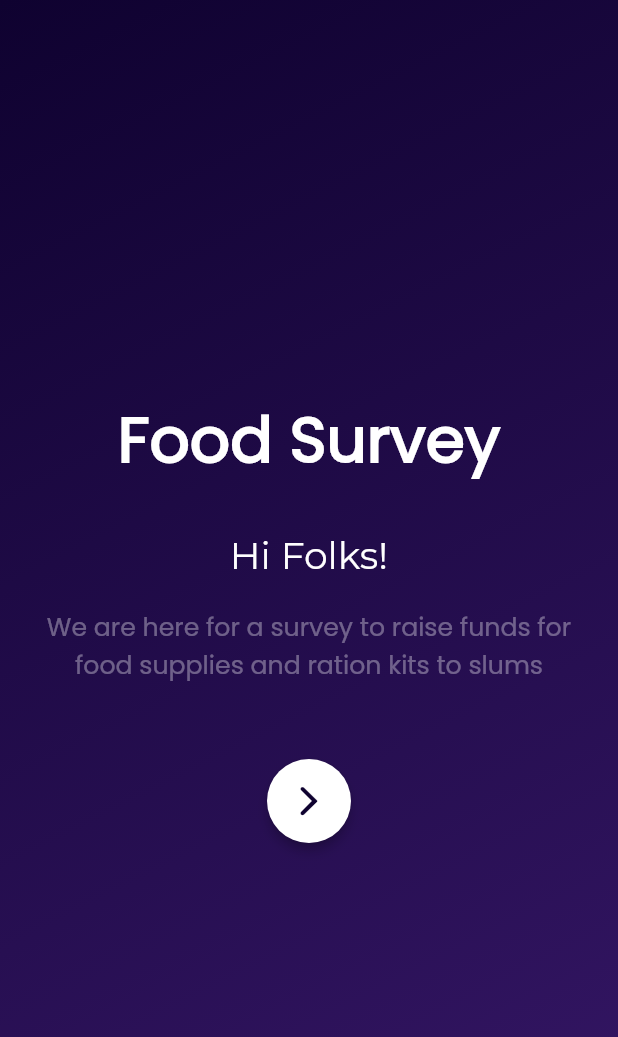
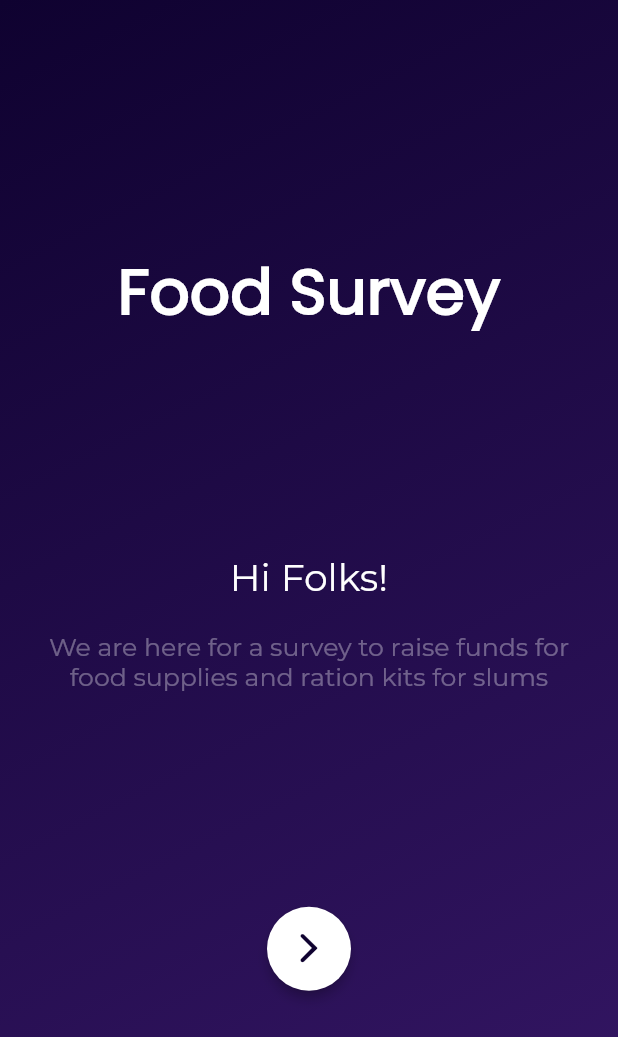
Before and after one commit to VarunSAthreya/Food-Supply-Survey, a Flutter app: the screen it shows after launch, on a phone screen of 412 x 824 dp. Shown: the top 1037 px of the screen. Run offline on Flutter 3.47's test engine with Material 2 defaults, Android fonts, the phone set to English and light mode, and no system bars.

Commit message:
fianilized initial screen

```diff
--- a/lib/screens/intro.dart
+++ b/lib/screens/intro.dart
@@ -21,7 +21,7 @@ class IntroScreen extends StatelessWidget {
           child: Padding(
             padding: const EdgeInsets.all(20.0),
             child: Column(
-              mainAxisAlignment: MainAxisAlignment.center,
+              mainAxisAlignment: MainAxisAlignment.spaceEvenly,
               children: [
                 Text(
                   'Food Survey',
@@ -31,9 +31,8 @@ class IntroScreen extends StatelessWidget {
                     fontWeight: FontWeight.bold,
                   ),
                 ),
-                SizedBox(
-                  height: 30,
-                ),
+                Column(
+                  children: [
                     Text(
                       'Hi Folks!',
                       textScaleFactor: 1.8,
@@ -46,15 +45,15 @@ class IntroScreen extends StatelessWidget {
                       height: 20,
                     ),
                     Text(
-                  'We are here for a survey to raise funds for food supplies and ration kits to slums',
+                      'We are here for a survey to raise funds for food supplies and ration kits for slums',
                       textScaleFactor: 1.2,
                       textAlign: TextAlign.center,
                       style: TextStyle(
                         color: Colors.white.withOpacity(0.35),
+                        fontFamily: 'Mont',
                       ),
                     ),
-                SizedBox(
-                  height: 50,
+                  ],
                 ),
                 FloatingActionButton(
                   onPressed: () {},
@@ -64,7 +63,7 @@ class IntroScreen extends StatelessWidget {
                     size: 30,
                   ),
                   backgroundColor: Colors.white,
-                  splashColor: Theme.of(context).accentColor,
+                  splashColor: Theme.of(context).accentColor.withOpacity(0.8),
                   elevation: 3,
                 )
               ],
```
Lines whose indentation alone changed are shown as unchanged.
